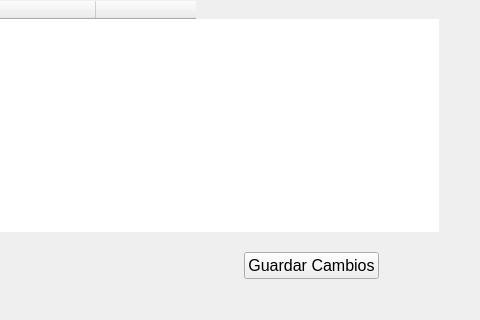
Before: the Qt Designer form blustock/ui/screens_uis/grupos.ui in MaxAPBusiness/Blustock, drawn with Qt 5; both pictures show x 245 to 725 and y 180 to 500 of the 725 by 500 pixel window.
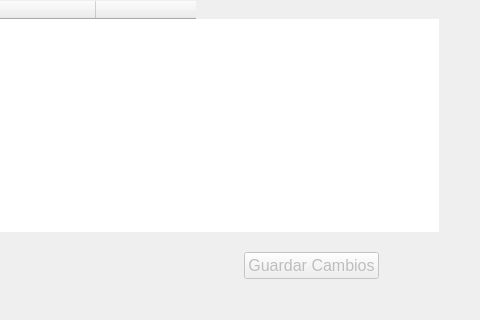
After: the same form once the commit is applied. Icons and pictures are not drawn.

The edit to the form file:
```diff
--- a/blustock/ui/screens_uis/grupos.ui
+++ b/blustock/ui/screens_uis/grupos.ui
@@ -218,6 +218,9 @@
        </item>
        <item>
         <widget class="QPushButton" name="botonGuardar">
+         <property name="enabled">
+          <bool>false</bool>
+         </property>
          <property name="font">
           <font>
            <pointsize>12</pointsize>
```
